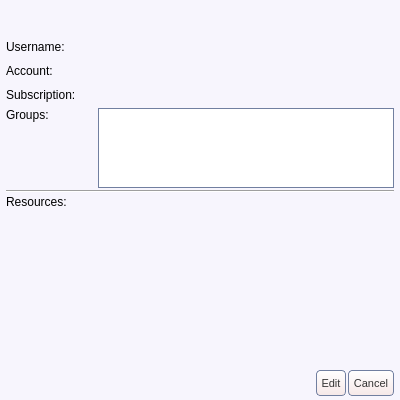
Qt form share/skins/default/contactinfo.ui (itds-consulting/yate) before a commit.
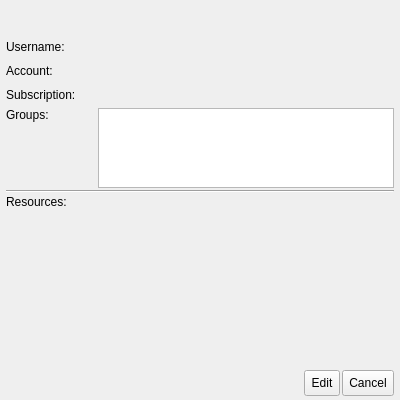
The same form after that commit. Icons and pictures are not drawn.

Commit message: Added application stylesheet file. Removed global stylesheet from UI files. Increased font size.

Diff of the .ui file:
```diff
--- a/share/skins/default/contactinfo.ui
+++ b/share/skins/default/contactinfo.ui
@@ -30,102 +30,6 @@
   <property name="windowIcon" >
    <iconset>info.png</iconset>
   </property>
-  <property name="styleSheet" >
-   <string>QLabel {
-  background: none;
-}
-QWidget#contactinfo {
-  background:#f7f5fd;
-}
-QLineEdit {
-  color:#333333;
-  border: 1px solid #717fa0;
-  border-radius: 4px;
-}
-QListWidget {
-  color:#333333;
-  border: 1px solid #717fa0;
-}
-QTableWidget {
-  color:#333333;
-  border: 1px solid #717fa0;
-}
-QAbstractButton { font-size: 11px; color: #333333; }
-QToolButton {
-  border: 1px solid #717fa0;
-  border-radius: 4px;
-  background: qlineargradient(x1: 0, y1: 0, x2: 0, y2: 1, stop: 0 #ffffff, stop: 1 #f6e8e8);
-}
-QToolButton:hover { background: qlineargradient(x1: 0, y1: 0, x2: 0, y2: 1, stop: 0 #ffffff, stop: 1 #f9f3f3); }
-QToolButton:pressed { background: qlineargradient(x1: 0, y1: 0, x2: 0, y2: 1, stop: 0 #f6e8e8, stop: 1 #ffffff); }
-QPushButton {
-  border: 1px solid #717fa0;
-  border-radius: 4px;
-  background: qlineargradient(x1: 0, y1: 0, x2: 0, y2: 1, stop: 0 #ffffff, stop: 1 #f6e8e8);
-}
-QPushButton:hover { background: qlineargradient(x1: 0, y1: 0, x2: 0, y2: 1, stop: 0 #ffffff, stop: 1 #f9f3f3); }
-QPushButton:pressed { background: qlineargradient(x1: 0, y1: 0, x2: 0, y2: 1, stop: 0 #f6e8e8, stop: 1 #ffffff); }
-QComboBox::down-arrow { image: url(cb_arrow.png); }
-QComboBox::down-arrow:on { top: 1px; left: 1px; }
-QComboBox {
-  padding-left: 2px;
-  padding-right: 25px;
-  border: 1px solid #717fa0;
-  border-radius: 4px;
-}
-QComboBox::drop-down {
-  width: 22px;
-  border-left: 1px solid #717fa0;
-}
-QCheckBox::indicator:checked { image: url(checkbox_on.png); }
-QCheckBox::indicator:unchecked { image: url(checkbox_off.png); }
-QRadioButton::indicator:checked { image: url(radio_on.png); }
-QRadioButton::indicator:unchecked { image: url(radio_off.png); }
-QScrollBar { border: 1px solid #717fa0; background: white; }
-QScrollBar::handle {
-  background: qlineargradient(x1: 0, y1: 0, x2: 0, y2: 1, stop: 0 #ffffff, stop: 1 #f6e8e8);
-  border: 1px solid #717fa0;
-}
-QScrollBar:vertical {
-  width: 14px;
-  margin: 16px 0px 16px 0px;
-  border-top: 0px;
-  border-bottom: 0px;
-  border-right: 0px;
-}
-QScrollBar:horizontal {
-  height: 14px;
-  margin: 0px 16px 0px 16px;
-  border-left: 0px;
-  border-right: 0px;
-  border-bottom: 0px;
-}
-QScrollBar::add-line {
-  height: 13px;
-  width: 13px;
-  border: 1px solid #717fa0;
-  subcontrol-origin: margin;
-  background: qlineargradient(x1: 0, y1: 0, x2: 0, y2: 1, stop: 0 #ffffff, stop: 1 #f6e8e8);
-}
-QScrollBar::sub-line {
-  height: 13px;
-  width: 13px;
-  border: 1px solid #717fa0;
-  subcontrol-origin: margin;
-  background: qlineargradient(x1: 0, y1: 0, x2: 0, y2: 1, stop: 0 #ffffff, stop: 1 #f6e8e8);
-}
-QScrollBar::handle:vertical { border-left: 0px; border-right: 0px; }
-QScrollBar::handle:horizontal { border-top: 0px; border-bottom: 0px; }
-QScrollBar::add-line:vertical { subcontrol-position: bottom; image: url(scroll_down.png); height: 14px; }
-QScrollBar::sub-line:vertical { subcontrol-position: top; image: url(scroll_up.png); height: 14px; }
-QScrollBar::add-line:horizontal { subcontrol-position: right; image: url(scroll_right.png); width: 14px; }
-QScrollBar::sub-line:horizontal { subcontrol-position: left; image: url(scroll_left.png); width: 14px; }
-QScrollBar::up-arrow:pressed { border: 1px solid #717fa0; }
-QScrollBar::down-arrow:pressed { border: 1px solid #717fa0; }
-QScrollBar::left-arrow:pressed { border: 1px solid #717fa0; }
-QScrollBar::right-arrow:pressed { border: 1px solid #717fa0; }
-</string>
-  </property>
   <property name="_yate_destroyonhide" stdset="0" >
    <bool>true</bool>
   </property>
```
Left out of the diff: 3 changed lines with no effect on the pictures. The commit also changes 26 other files.
